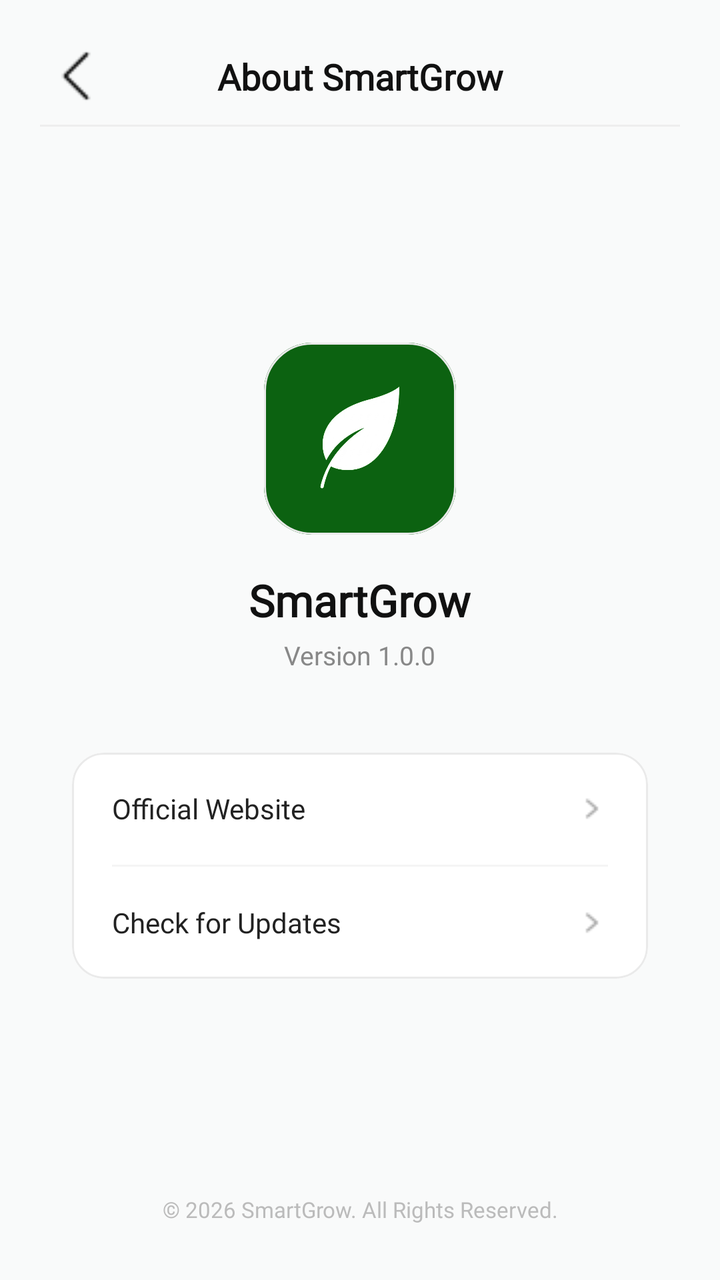
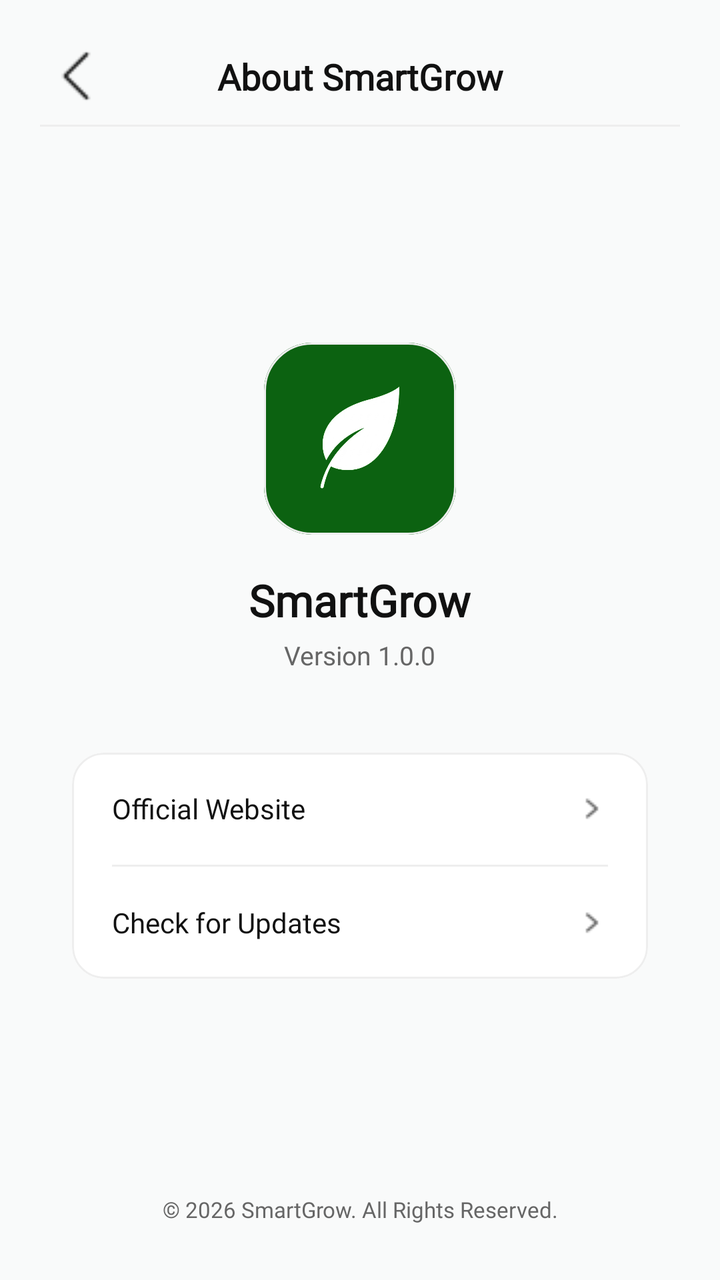

Two renders of the same Android screen: before a commit and after it. Below are the layout's source before the change and the commit's diff.
<!-- AndroidManifest.xml: application theme Theme.SmartGrow -->
<!-- res/layout/fragment_about_smart_grow.xml -->
<?xml version="1.0" encoding="utf-8"?>
<androidx.constraintlayout.widget.ConstraintLayout
    xmlns:android="http://schemas.android.com/apk/res/android"
    xmlns:app="http://schemas.android.com/apk/res-auto"
    android:id="@+id/layout_about_smartgrow"
    android:layout_width="match_parent"
    android:layout_height="match_parent"
    android:background="#F9FAFA"
    android:padding="20dp">

    
    <ImageView
        android:id="@+id/btn_back_about"
        android:layout_width="36dp"
        android:layout_height="36dp"
        android:background="?attr/selectableItemBackgroundBorderless"
        android:clickable="true"
        android:focusable="true"
        android:src="@drawable/ic_back"
        android:padding="4dp"
        app:layout_constraintStart_toStartOf="parent"
        app:layout_constraintTop_toTopOf="parent"
        android:contentDescription="Go back"/>

    <TextView
        android:id="@+id/tv_about_title"
        android:layout_width="wrap_content"
        android:layout_height="wrap_content"
        android:fontFamily="@font/poppins"
        android:text="About SmartGrow"
        android:textColor="#111111"
        android:textSize="18sp"
        android:textStyle="bold"
        app:layout_constraintEnd_toEndOf="parent"
        app:layout_constraintStart_toStartOf="parent"
        app:layout_constraintTop_toTopOf="@id/btn_back_about"
        app:layout_constraintBottom_toBottomOf="@id/btn_back_about"/>

    <View
        android:id="@+id/header_divider_about"
        android:layout_width="match_parent"
        android:layout_height="1dp"
        android:background="#EEEEEE"
        android:layout_marginTop="12dp"
        app:layout_constraintTop_toBottomOf="@id/tv_about_title"/>


    
    <TextView
        android:id="@+id/tv_copyright"
        android:layout_width="wrap_content"
        android:layout_height="wrap_content"
        android:layout_marginBottom="8dp"
        android:text="© 2026 SmartGrow. All Rights Reserved."
        android:textColor="#BBBBBB"
        android:textSize="11sp"
        android:fontFamily="@font/poppins"
        app:layout_constraintBottom_toBottomOf="parent"
        app:layout_constraintStart_toStartOf="parent"
        app:layout_constraintEnd_toEndOf="parent" />


    
    <LinearLayout
        android:layout_width="match_parent"
        android:layout_height="wrap_content"
        android:orientation="vertical"
        android:gravity="center_horizontal"
        app:layout_constraintTop_toBottomOf="@id/header_divider_about"
        app:layout_constraintBottom_toTopOf="@id/tv_copyright">

        <com.google.android.material.card.MaterialCardView
            android:id="@+id/card_app_logo"
            android:layout_width="96dp"
            android:layout_height="96dp"
            app:cardBackgroundColor="#FFFFFF"
            app:cardCornerRadius="24dp"
            app:cardElevation="0dp"
            app:strokeColor="#EAEAEA"
            app:strokeWidth="1dp">

            <ImageView
                android:layout_width="match_parent"
                android:layout_height="match_parent"
                android:padding="20dp"
                android:background="#0C6211"
                android:src="@drawable/smartgrow_logo" />
        </com.google.android.material.card.MaterialCardView>

        <TextView
            android:layout_width="wrap_content"
            android:layout_height="wrap_content"
            android:layout_marginTop="18dp"
            android:text="SmartGrow"
            android:textColor="#111111"
            android:textSize="22sp"
            android:textStyle="bold"
            android:fontFamily="@font/poppins" />

        <TextView
            android:layout_width="wrap_content"
            android:layout_height="wrap_content"
            android:layout_marginTop="4dp"
            android:text="Version 1.0.0"
            android:textColor="#888888"
            android:textSize="13sp"
            android:fontFamily="@font/poppins" />

        <com.google.android.material.card.MaterialCardView
            android:layout_width="match_parent"
            android:layout_height="wrap_content"
            android:layout_marginHorizontal="16dp"
            android:layout_marginTop="40dp"
            app:cardBackgroundColor="#FFFFFF"
            app:cardCornerRadius="16dp"
            app:cardElevation="0dp"
            app:strokeColor="#EAEAEA"
            app:strokeWidth="1dp">

            <LinearLayout
                android:layout_width="match_parent"
                android:layout_height="wrap_content"
                android:orientation="vertical">

                <RelativeLayout
                    android:id="@+id/btn_official_website"
                    android:layout_width="match_parent"
                    android:layout_height="56dp"
                    android:clickable="true"
                    android:focusable="true"
                    android:background="?attr/selectableItemBackground"
                    android:paddingHorizontal="20dp">

                    <TextView
                        android:layout_width="wrap_content"
                        android:layout_height="wrap_content"
                        android:layout_alignParentStart="true"
                        android:layout_centerInParent="true"
                        android:text="Official Website"
                        android:textColor="#222222"
                        android:textSize="14sp"
                        android:fontFamily="@font/poppins" />

                    <ImageView
                        android:layout_width="16dp"
                        android:layout_height="16dp"
                        android:layout_alignParentEnd="true"
                        android:layout_centerInParent="true"
                        android:src="@drawable/ic_next"
                        app:tint="#AAAAAA" />
                </RelativeLayout>

                <View
                    android:layout_width="match_parent"
                    android:layout_height="1dp"
                    android:background="#F5F5F5"
                    android:layout_marginHorizontal="20dp"/>

                <RelativeLayout
                    android:id="@+id/btn_rate_app"
                    android:layout_width="match_parent"
                    android:layout_height="56dp"
                    android:clickable="true"
                    android:focusable="true"
                    android:background="?attr/selectableItemBackground"
                    android:paddingHorizontal="20dp">

                    <TextView
                        android:layout_width="wrap_content"
                        android:layout_height="wrap_content"
                        android:layout_alignParentStart="true"
                        android:layout_centerInParent="true"
                        android:text="Check for Updates"
                        android:textColor="#222222"
                        android:textSize="14sp"
                        android:fontFamily="@font/poppins" />

                    <ImageView
                        android:layout_width="16dp"
                        android:layout_height="16dp"
                        android:layout_alignParentEnd="true"
                        android:layout_centerInParent="true"
                        android:src="@drawable/ic_next"
                        app:tint="#AAAAAA" />
                </RelativeLayout>
            </LinearLayout>
        </com.google.android.material.card.MaterialCardView>
    </LinearLayout>

</androidx.constraintlayout.widget.ConstraintLayout>
<!-- resources referenced by this layout -->
<resources>
  <!-- drawable ic_back: png bitmap (drawable, 215 bytes) -->
  <!-- drawable ic_next: png bitmap (drawable, 250 bytes) -->
  <!-- drawable smartgrow_logo: png bitmap (drawable, 73503 bytes) -->
  <style name="Theme.SmartGrow" parent="Base.Theme.SmartGrow" />
  <style name="Base.Theme.SmartGrow" parent="Theme.Material3.DayNight.NoActionBar">
          <item name="android:windowBackground">@android:color/white</item>
          <item name="android:windowDisablePreview">true</item>
  
          
          <item name="android:statusBarColor">#FFFFFF</item>
          <item name="android:windowLightStatusBar">true</item>
  
          
          <item name="android:navigationBarColor">#FFFFFF</item>
          <item name="android:windowLightNavigationBar" tools:targetApi="o">true</item>
  
          <item name="android:windowDrawsSystemBarBackgrounds">true</item>
          <item name="android:windowTranslucentStatus">false</item>
          <item name="android:windowTranslucentNavigation">false</item>
      </style>
</resources>

<!-- the commit's change to res/layout/fragment_about_smart_grow.xml (unified diff, before → after) -->
@@ -5,7 +5,7 @@
     android:id="@+id/layout_about_smartgrow"
     android:layout_width="match_parent"
     android:layout_height="match_parent"
-    android:background="#F9FAFA"
+    android:background="@color/background"
     android:padding="20dp">
 
     
@@ -20,6 +20,7 @@
         android:padding="4dp"
         app:layout_constraintStart_toStartOf="parent"
         app:layout_constraintTop_toTopOf="parent"
+        app:tint="@color/text_primary"
         android:contentDescription="Go back"/>
 
     <TextView
@@ -28,7 +29,7 @@
         android:layout_height="wrap_content"
         android:fontFamily="@font/poppins"
         android:text="About SmartGrow"
-        android:textColor="#111111"
+        android:textColor="@color/text_primary"
         android:textSize="18sp"
         android:textStyle="bold"
         app:layout_constraintEnd_toEndOf="parent"
@@ -40,7 +41,7 @@
         android:id="@+id/header_divider_about"
         android:layout_width="match_parent"
         android:layout_height="1dp"
-        android:background="#EEEEEE"
+        android:background="@color/divider"
         android:layout_marginTop="12dp"
         app:layout_constraintTop_toBottomOf="@id/tv_about_title"/>
 
@@ -52,7 +53,7 @@
         android:layout_height="wrap_content"
         android:layout_marginBottom="8dp"
         android:text="© 2026 SmartGrow. All Rights Reserved."
-        android:textColor="#BBBBBB"
+        android:textColor="@color/text_secondary"
         android:textSize="11sp"
         android:fontFamily="@font/poppins"
         app:layout_constraintBottom_toBottomOf="parent"
@@ -73,17 +74,17 @@
             android:id="@+id/card_app_logo"
             android:layout_width="96dp"
             android:layout_height="96dp"
-            app:cardBackgroundColor="#FFFFFF"
+            app:cardBackgroundColor="@color/card_background"
             app:cardCornerRadius="24dp"
             app:cardElevation="0dp"
-            app:strokeColor="#EAEAEA"
+            app:strokeColor="@color/divider"
             app:strokeWidth="1dp">
 
             <ImageView
                 android:layout_width="match_parent"
                 android:layout_height="match_parent"
                 android:padding="20dp"
-                android:background="#0C6211"
+                android:background="@color/primary_green"
                 android:src="@drawable/smartgrow_logo" />
         </com.google.android.material.card.MaterialCardView>
 
@@ -92,7 +93,7 @@
             android:layout_height="wrap_content"
             android:layout_marginTop="18dp"
             android:text="SmartGrow"
-            android:textColor="#111111"
+            android:textColor="@color/text_primary"
             android:textSize="22sp"
             android:textStyle="bold"
             android:fontFamily="@font/poppins" />
@@ -102,7 +103,7 @@
             android:layout_height="wrap_content"
             android:layout_marginTop="4dp"
             android:text="Version 1.0.0"
-            android:textColor="#888888"
+            android:textColor="@color/text_secondary"
             android:textSize="13sp"
             android:fontFamily="@font/poppins" />
 
@@ -111,10 +112,10 @@
             android:layout_height="wrap_content"
             android:layout_marginHorizontal="16dp"
             android:layout_marginTop="40dp"
-            app:cardBackgroundColor="#FFFFFF"
+            app:cardBackgroundColor="@color/card_background"
             app:cardCornerRadius="16dp"
             app:cardElevation="0dp"
-            app:strokeColor="#EAEAEA"
+            app:strokeColor="@color/divider"
             app:strokeWidth="1dp">
 
             <LinearLayout
@@ -137,7 +138,7 @@
                         android:layout_alignParentStart="true"
                         android:layout_centerInParent="true"
                         android:text="Official Website"
-                        android:textColor="#222222"
+                        android:textColor="@color/text_primary"
                         android:textSize="14sp"
                         android:fontFamily="@font/poppins" />
 
@@ -147,13 +148,13 @@
                         android:layout_alignParentEnd="true"
                         android:layout_centerInParent="true"
                         android:src="@drawable/ic_next"
-                        app:tint="#AAAAAA" />
+                        app:tint="@color/text_secondary" />
                 </RelativeLayout>
 
                 <View
                     android:layout_width="match_parent"
                     android:layout_height="1dp"
-                    android:background="#F5F5F5"
+                    android:background="@color/divider"
                     android:layout_marginHorizontal="20dp"/>
 
                 <RelativeLayout
@@ -171,7 +172,7 @@
                         android:layout_alignParentStart="true"
                         android:layout_centerInParent="true"
                         android:text="Check for Updates"
-                        android:textColor="#222222"
+                        android:textColor="@color/text_primary"
                         android:textSize="14sp"
                         android:fontFamily="@font/poppins" />
 
@@ -181,7 +182,7 @@
                         android:layout_alignParentEnd="true"
                         android:layout_centerInParent="true"
                         android:src="@drawable/ic_next"
-                        app:tint="#AAAAAA" />
+                        app:tint="@color/text_secondary" />
                 </RelativeLayout>
             </LinearLayout>
         </com.google.android.material.card.MaterialCardView>
<!-- resource entries referenced after the edit -->
@@ -1,19 +1,25 @@
 <!-- resources referenced by this layout -->
 <resources>
+  <color name="background">#F9FAFA</color>
+  <color name="card_background">#FFFFFF</color>
+  <color name="divider">#EEEEEE</color>
+  <color name="primary_green">#0C6211</color>
+  <color name="text_primary">#111111</color>
+  <color name="text_secondary">#666666</color>
   <!-- drawable ic_back: png bitmap (drawable, 215 bytes) -->
   <!-- drawable ic_next: png bitmap (drawable, 250 bytes) -->
   <!-- drawable smartgrow_logo: png bitmap (drawable, 73503 bytes) -->
   <style name="Theme.SmartGrow" parent="Base.Theme.SmartGrow" />
   <style name="Base.Theme.SmartGrow" parent="Theme.Material3.DayNight.NoActionBar">
-          <item name="android:windowBackground">@android:color/white</item>
+          <item name="android:windowBackground">@color/background</item>
           <item name="android:windowDisablePreview">true</item>
   
           
-          <item name="android:statusBarColor">#FFFFFF</item>
+          <item name="android:statusBarColor">@color/background</item>
           <item name="android:windowLightStatusBar">true</item>
   
           
-          <item name="android:navigationBarColor">#FFFFFF</item>
+          <item name="android:navigationBarColor">@color/background</item>
           <item name="android:windowLightNavigationBar" tools:targetApi="o">true</item>
   
           <item name="android:windowDrawsSystemBarBackgrounds">true</item>
